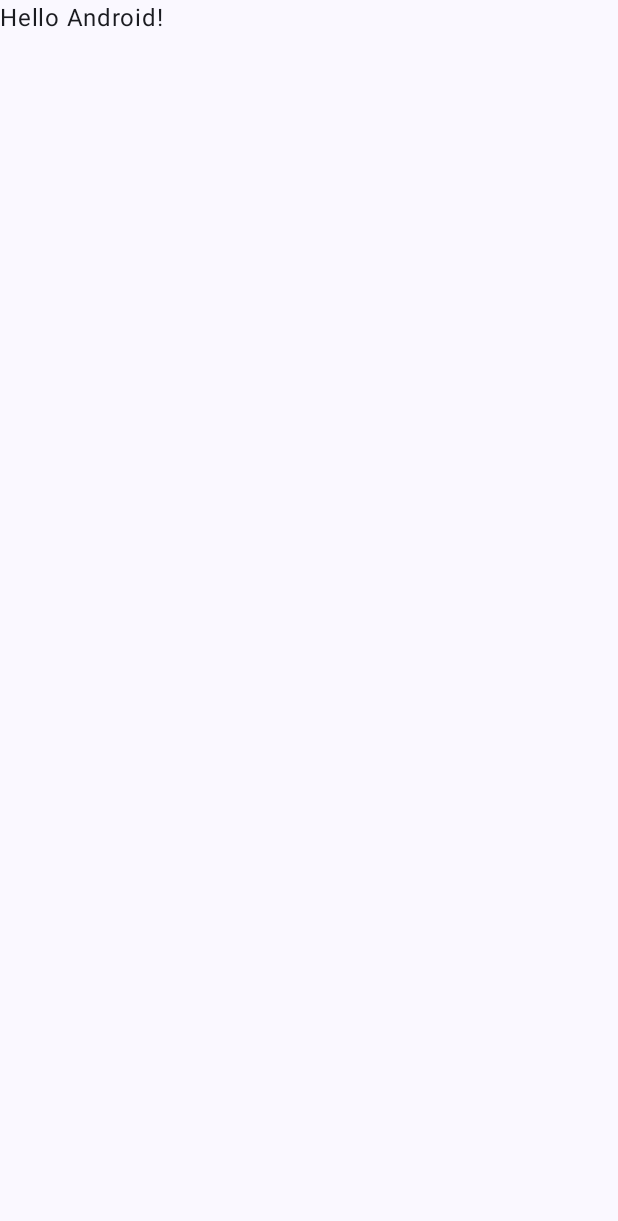
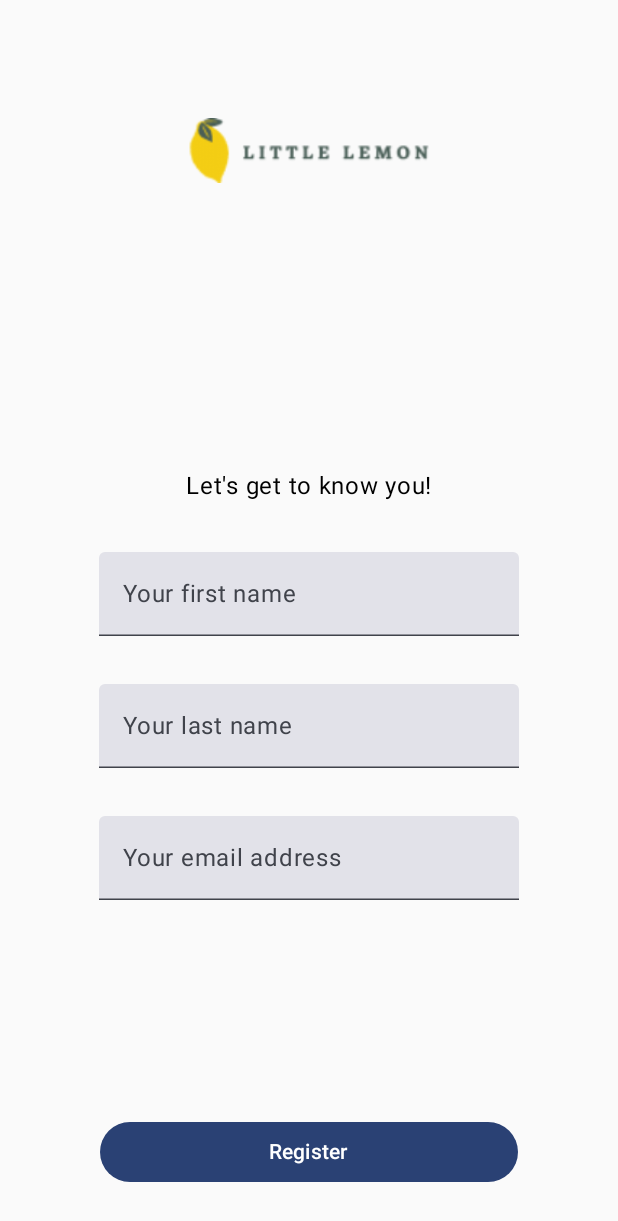
Before and after one commit to wower24/Little-Lemon-Final-Project, an Android app built with Jetpack Compose: the screen it shows after launch (MainActivity), on a phone screen of 412 x 824 dp. Before the commit the part shown is almost empty. Shown: the top 1221 px of the screen. Run offline under Robolectric (Android 15) with nearby library versions, the phone set to English and light mode, and no system bars.

Commit message:
Onboarding Setup
Set up the onboarding screen, no styling yet.

```diff
--- a/app/build.gradle.kts
+++ b/app/build.gradle.kts
@@ -6,12 +6,12 @@ plugins {
 
 android {
     namespace = "com.wower.littlelemon"
-    compileSdk = 35
+    compileSdk = 36
 
     defaultConfig {
         applicationId = "com.wower.littlelemon"
         minSdk = 24
-        targetSdk = 35
+        targetSdk = 36
         versionCode = 1
         versionName = "1.0"
 
--- a/app/src/main/java/com/wower/littlelemon/MainActivity.kt
+++ b/app/src/main/java/com/wower/littlelemon/MainActivity.kt
@@ -19,12 +19,7 @@ class MainActivity : ComponentActivity() {
         enableEdgeToEdge()
         setContent {
             LittleLemonTheme {
-                Scaffold(modifier = Modifier.fillMaxSize()) { innerPadding ->
-                    Greeting(
-                        name = "Android",
-                        modifier = Modifier.padding(innerPadding)
-                    )
-                }
+                    Onboarding()
             }
         }
     }
--- /dev/null
+++ b/app/src/main/java/com/wower/littlelemon/Onboarding.kt
@@ -0,0 +1,83 @@
+package com.wower.littlelemon
+
+import androidx.compose.foundation.Image
+import androidx.compose.foundation.layout.Arrangement
+import androidx.compose.foundation.layout.Column
+import androidx.compose.foundation.layout.fillMaxSize
+import androidx.compose.foundation.layout.fillMaxWidth
+import androidx.compose.foundation.layout.padding
+import androidx.compose.foundation.layout.size
+import androidx.compose.material3.Button
+import androidx.compose.material3.Text
+import androidx.compose.material3.TextField
+import androidx.compose.runtime.Composable
+import androidx.compose.runtime.getValue
+import androidx.compose.runtime.mutableStateOf
+import androidx.compose.runtime.remember
+import androidx.compose.runtime.setValue
+import androidx.compose.ui.Alignment
+import androidx.compose.ui.Modifier
+import androidx.compose.ui.res.painterResource
+import androidx.compose.ui.text.input.TextFieldValue
+import androidx.compose.ui.tooling.preview.Preview
+import androidx.compose.ui.unit.dp
+
+@Composable
+fun Onboarding(modifier: Modifier = Modifier) {
+    Column(
+        modifier = modifier.fillMaxSize(),
+        verticalArrangement = Arrangement.SpaceBetween,
+        horizontalAlignment = Alignment.CenterHorizontally
+    ) {
+    Image(
+        painter=painterResource(R.drawable.logo),
+        contentDescription="Little Lemon Logo",
+        modifier = Modifier.size(200.dp)
+    )
+
+        Column(horizontalAlignment = Alignment.CenterHorizontally) {
+            Text(
+                modifier = Modifier.padding(16.dp),
+                text = "Let's get to know you!"
+            )
+
+            var firstName by remember { mutableStateOf("") }
+            TextField(
+                modifier = Modifier.padding(16.dp),
+                value = firstName,
+                onValueChange = { newText: String -> firstName = newText },
+                placeholder = { Text(text = "Your first name") }
+            )
+
+            var lastName by remember { mutableStateOf("") }
+            TextField(
+                modifier = Modifier.padding(16.dp),
+                value = lastName,
+                onValueChange = { newText: String -> lastName = newText },
+                placeholder = { Text(text = "Your last name") }
+            )
+
+            var emailAddress by remember { mutableStateOf("") }
+            TextField(
+                modifier = Modifier.padding(16.dp),
+                value = emailAddress,
+                onValueChange = { newText: String -> emailAddress = newText },
+                placeholder = { Text(text = "Your email address") }
+            )
+        }
+
+        Button(
+            modifier = Modifier.padding(32.dp)
+                .fillMaxWidth(0.8f),
+            onClick = {}
+        ) {
+            Text(text = "Register")
+        }
+    }
+}
+
+@Preview
+@Composable
+fun OnboardingPreview() {
+    Onboarding()
+}
--- a/gradle/libs.versions.toml
+++ b/gradle/libs.versions.toml
@@ -1,5 +1,5 @@
 [versions]
-agp = "8.9.0"
+agp = "8.9.1"
 kotlin = "2.0.21"
 coreKtx = "1.17.0"
 junit = "4.13.2"
```
Also changed, not shown: app/src/main/res/drawable/logo.png (added).
